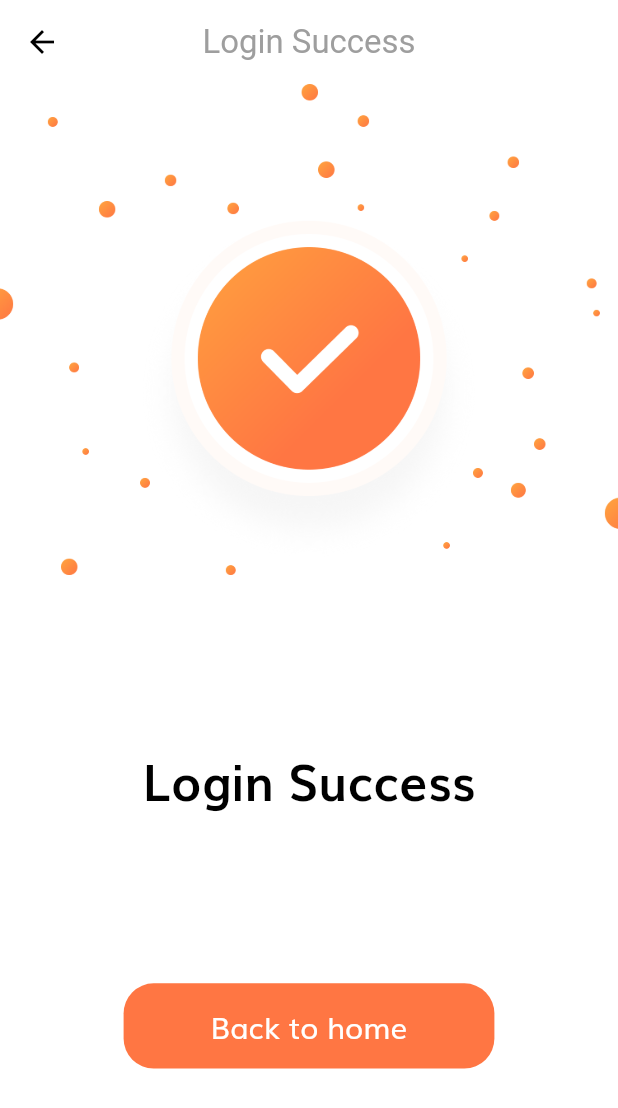
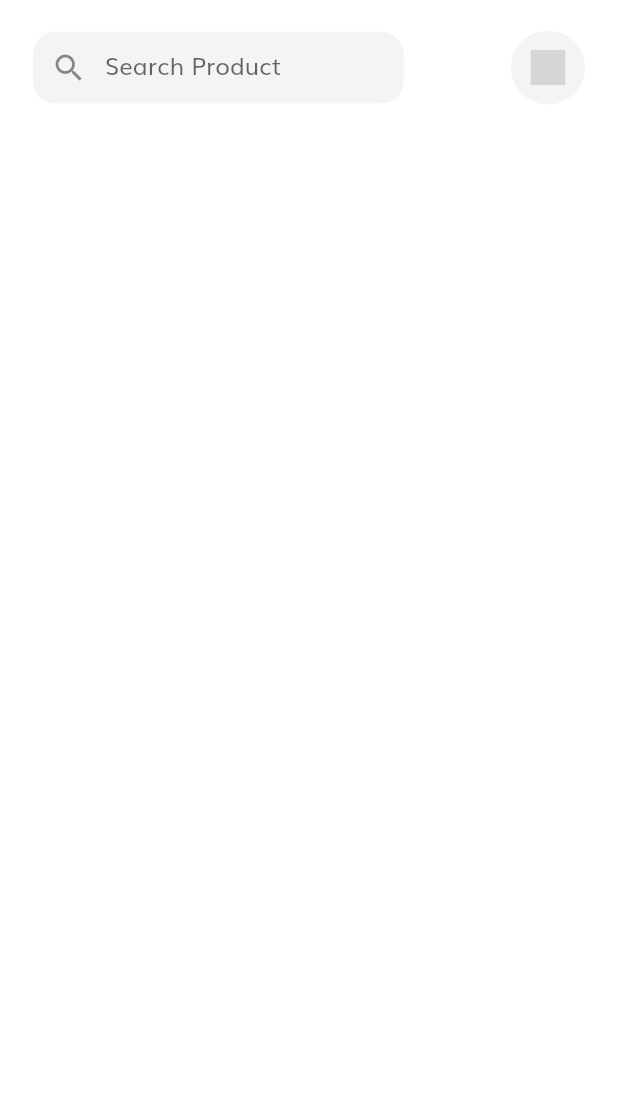
Before and after one commit to lkquan2303/E-Commerce, a Flutter app: the SuccessScreen screen opened by its route, after a tap on "Back to home", on a phone screen of 412 x 824 dp. Shown: the top 1108 px of the screen. Run offline on Flutter 3.47's test engine with Material 2 defaults, Android fonts, the phone set to English and light mode, and no system bars; our stand-ins replace flutter_svg; grey boxes are pictures that could not be loaded.

Commit message:
Implement Search Bar Home Screen

```diff
--- a/lib/routs/routs.dart
+++ b/lib/routs/routs.dart
@@ -1,4 +1,5 @@
 import 'package:e_commerce/screens/forgot_password_screen/forgot_password_screen.dart';
+import 'package:e_commerce/screens/home_screen/home_screen.dart';
 import 'package:e_commerce/screens/otp_screen/otp_screen.dart';
 import 'package:e_commerce/screens/sign_in_screen/sign_in_screen.dart';
 import 'package:e_commerce/screens/sign_up_screen/details_sign_up/details_sign_up_screen.dart';
@@ -14,5 +15,6 @@ final Map<String, WidgetBuilder> routes = {
   SuccessScreen.routName: (context) => SuccessScreen(),
   SignUpScreen.routName: (context) => SignUpScreen(),
   DetailsSignUpScreen.routName: (context) => DetailsSignUpScreen(),
-  OtpScreen.routName: (context) => OtpScreen()
+  OtpScreen.routName: (context) => OtpScreen(),
+  HomeScreen.routName: (context) => HomeScreen(),
 };
--- /dev/null
+++ b/lib/screens/home_screen/components/body_home_screen.dart
@@ -0,0 +1,60 @@
+import 'package:e_commerce/config/constants.dart';
+import 'package:e_commerce/config/size_config.dart';
+import 'package:flutter/material.dart';
+import 'package:flutter_svg/svg.dart';
+
+class BodyHomeScreen extends StatelessWidget {
+  @override
+  Widget build(BuildContext context) {
+    return SafeArea(
+      child: SingleChildScrollView(
+        child: Column(
+          children: [
+            Padding(
+              padding: EdgeInsets.symmetric(
+                horizontal: getProportionateScreenWidth(20),
+                vertical: getProportionateScreenHeight(20),
+              ),
+              child: Row(
+                mainAxisAlignment: MainAxisAlignment.spaceBetween,
+                children: [
+                  Container(
+                    width: SizeConfig.screenWidth * 0.6,
+                    decoration: BoxDecoration(
+                      color: kSecondaryColor.withOpacity(0.1),
+                      borderRadius: BorderRadius.circular(15),
+                    ),
+                    child: TextField(
+                      decoration: InputDecoration(
+                        enabledBorder: InputBorder.none,
+                        focusedBorder: InputBorder.none,
+                        hintText: "Search Product",
+                        prefixIcon: Icon(Icons.search),
+                        contentPadding: EdgeInsets.symmetric(
+                          horizontal: getProportionateScreenWidth(20),
+                          vertical: getProportionateScreenWidth(9),
+                        ),
+                      ),
+                    ),
+                  ),
+                  Container(
+                    padding: EdgeInsets.all(
+                      getProportionateScreenWidth(12),
+                    ),
+                    height: getProportionateScreenWidth(45),
+                    width: getProportionateScreenWidth(45),
+                    decoration: BoxDecoration(
+                      color: kSecondaryColor.withOpacity(0.1),
+                      shape: BoxShape.circle,
+                    ),
+                    child: SvgPicture.asset("assets\icons\Bell.svg"),
+                  )
+                ],
+              ),
+            ),
+          ],
+        ),
+      ),
+    );
+  }
+}
--- /dev/null
+++ b/lib/screens/home_screen/home_screen.dart
@@ -0,0 +1,12 @@
+import 'package:flutter/material.dart';
+import 'components/body_home_screen.dart';
+
+class HomeScreen extends StatelessWidget {
+  static String routName = "/home";
+  @override
+  Widget build(BuildContext context) {
+    return Scaffold(
+      body: BodyHomeScreen(),
+    );
+  }
+}
--- a/lib/screens/success_screen/components/body_success.dart
+++ b/lib/screens/success_screen/components/body_success.dart
@@ -1,5 +1,6 @@
 import 'package:e_commerce/components/default_button.dart';
 import 'package:e_commerce/config/size_config.dart';
+import 'package:e_commerce/screens/home_screen/home_screen.dart';
 import 'package:flutter/material.dart';
 
 class BodySuccessScreen extends StatelessWidget {
@@ -23,7 +24,7 @@ class BodySuccessScreen extends StatelessWidget {
               EdgeInsets.symmetric(horizontal: SizeConfig.screenWidth * 0.2),
           child: DefaultButton(
             buttonText: "Back to home",
-            buttonPress: () {},
+            buttonPress: () => Navigator.pushNamed(context, HomeScreen.routName),
           ),
         ),
         Spacer(),
```
